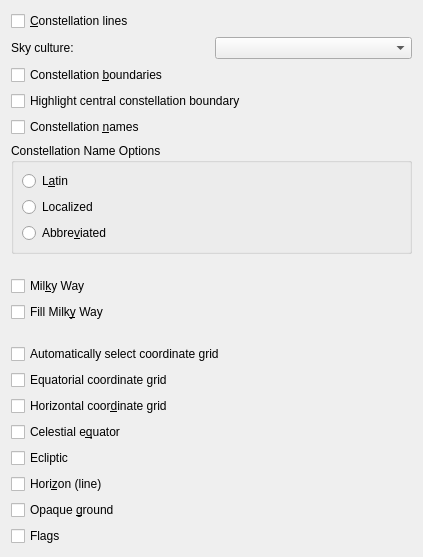
Qt form kstars/options/opsguides.ui (KDE/kstars) before a commit.
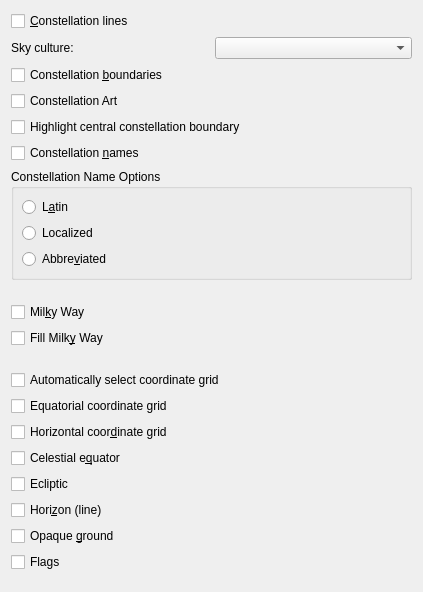
The same form after that commit.

Commit message: Added button to toggle constellation art. Not working.

Patch:
```diff
--- a/kstars/options/opsguides.ui
+++ b/kstars/options/opsguides.ui
@@ -7,7 +7,7 @@
     <x>0</x>
     <y>0</y>
     <width>423</width>
-    <height>552</height>
+    <height>592</height>
    </rect>
   </property>
   <layout class="QVBoxLayout">
@@ -61,6 +61,13 @@
      </property>
     </widget>
    </item>
+   <item>
+    <widget class="QCheckBox" name="kcfg_ShowConstellationArt">
+     <property name="text">
+      <string>Constellation Art</string>
+     </property>
+    </widget>
+   </item>
    <item>
     <widget class="QCheckBox" name="kcfg_ShowHighlightedCBound">
      <property name="text">
@@ -315,13 +322,6 @@
    </item>
   </layout>
  </widget>
- <customwidgets>
-  <customwidget>
-   <class>QComboBox</class>
-   <extends>QComboBox</extends>
-   <header>QComboBox.h</header>
-  </customwidget>
- </customwidgets>
  <tabstops>
   <tabstop>kcfg_ShowCLines</tabstop>
   <tabstop>kcfg_SkyCulture</tabstop>
```
Left out of the diff: 22 changed lines with no effect on the pictures. The commit also changes 11 other files.
